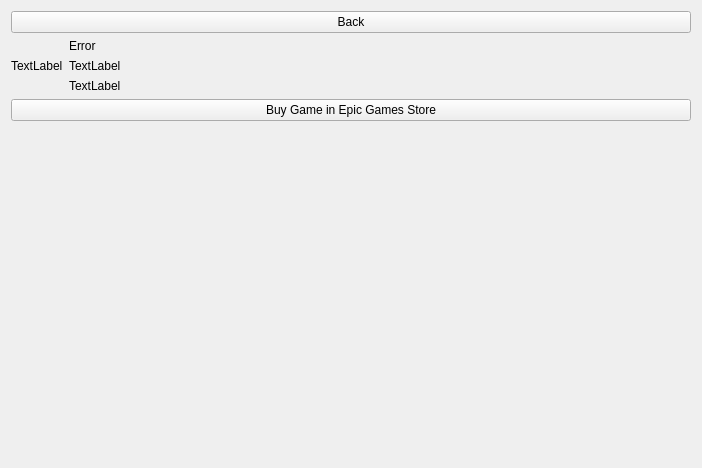
RareDevs/Rare, file rare/ui/components/tabs/store/shop_game_info.ui: the form before one commit.
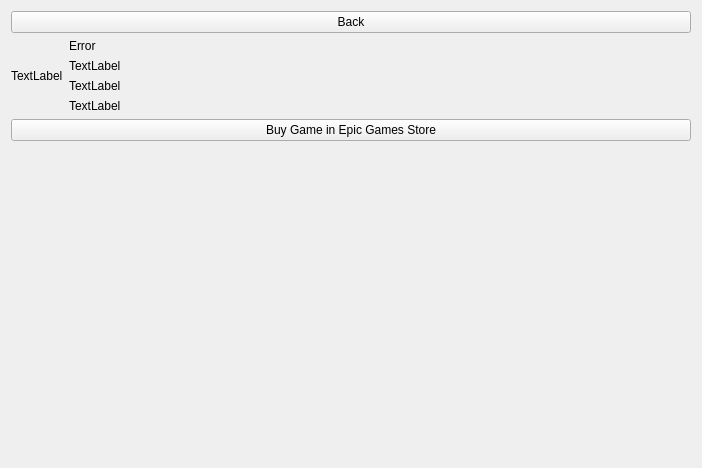
The form after the commit.

Commit message: Show images on shop game widget; move shop models to shop_models.py

```diff
--- a/rare/ui/components/tabs/store/shop_game_info.ui
+++ b/rare/ui/components/tabs/store/shop_game_info.ui
@@ -62,6 +62,13 @@
          </property>
         </widget>
        </item>
+       <item>
+        <widget class="QLabel" name="discount_price">
+         <property name="text">
+          <string>TextLabel</string>
+         </property>
+        </widget>
+       </item>
       </layout>
      </item>
      <item>
```
The commit also changes 4 other files.
